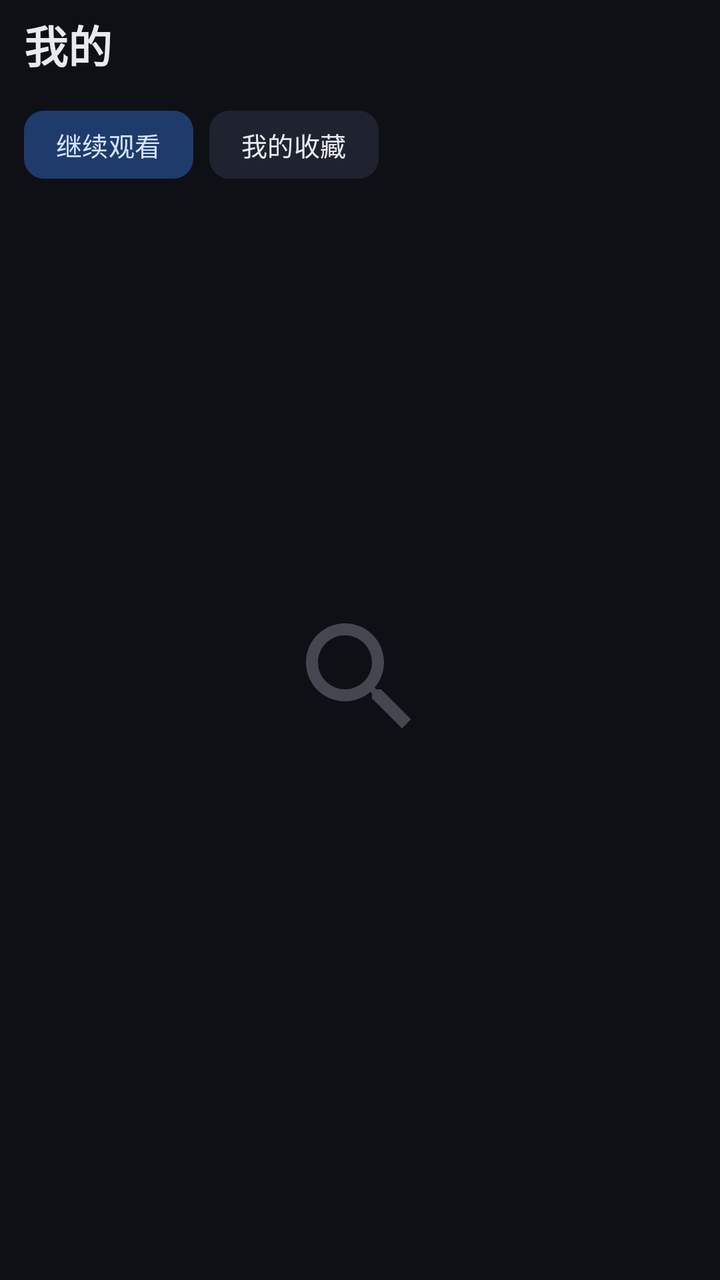
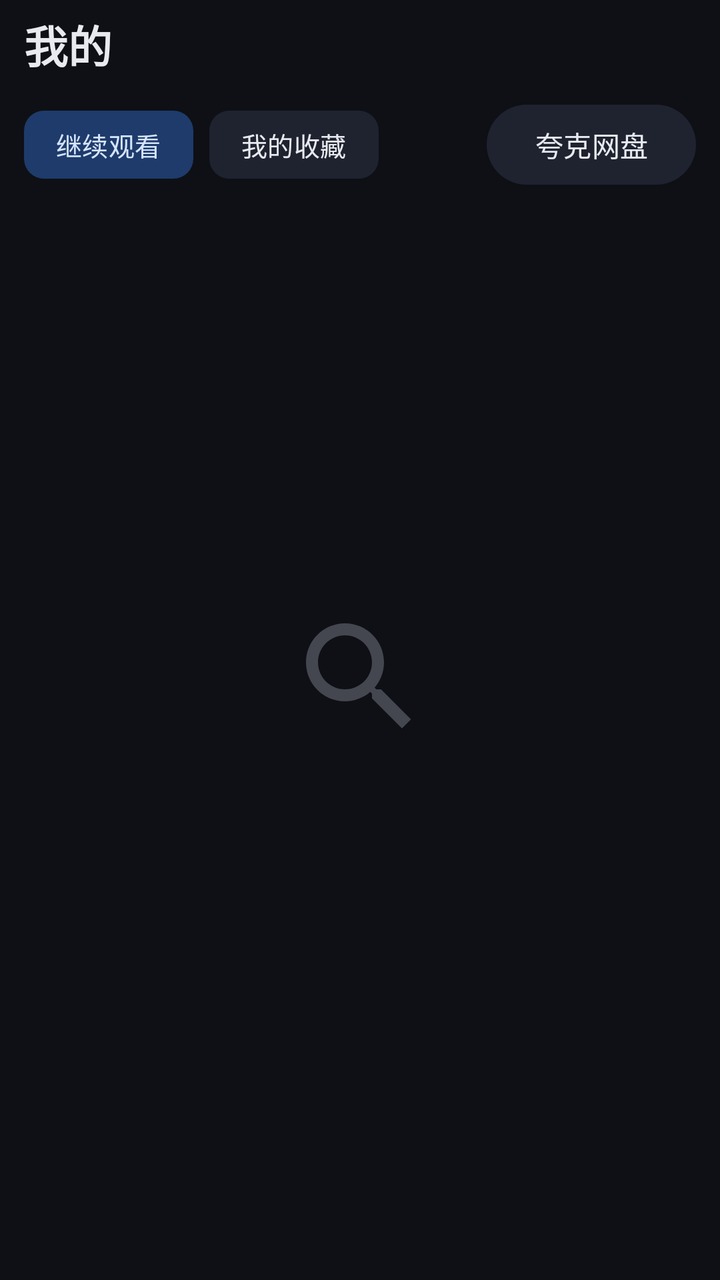

The first picture is an Android layout as it rendered before a commit; the second is the same layout after the commit. The layout source and the unified diff follow.
<!-- AndroidManifest.xml: application theme Theme.TvPlayer -->
<!-- res/layout/fragment_mine.xml -->
<?xml version="1.0" encoding="utf-8"?>
<LinearLayout xmlns:android="http://schemas.android.com/apk/res/android"
    xmlns:app="http://schemas.android.com/apk/res-auto"
    android:layout_width="match_parent"
    android:layout_height="match_parent"
    android:orientation="vertical"
    android:paddingStart="12dp"
    android:paddingTop="6dp"
    android:paddingEnd="12dp">

    <TextView
        android:layout_width="wrap_content"
        android:layout_height="wrap_content"
        android:text="@string/nav_mine"
        android:textAppearance="@style/TextAppearance.TvPlayer.Headline" />

    <com.google.android.material.chip.ChipGroup
        android:id="@+id/mode"
        android:layout_width="wrap_content"
        android:layout_height="wrap_content"
        android:layout_marginTop="10dp"
        app:selectionRequired="true"
        app:singleSelection="true">

        <com.google.android.material.chip.Chip
            android:id="@+id/chipHistory"
            style="@style/Widget.TvPlayer.Chip"
            android:layout_width="wrap_content"
            android:layout_height="wrap_content"
            android:checkable="true"
            android:checked="true"
            android:text="继续观看" />

        <com.google.android.material.chip.Chip
            android:id="@+id/chipFav"
            style="@style/Widget.TvPlayer.Chip"
            android:layout_width="wrap_content"
            android:layout_height="wrap_content"
            android:checkable="true"
            android:text="我的收藏" />

    </com.google.android.material.chip.ChipGroup>

    <FrameLayout
        android:layout_width="match_parent"
        android:layout_height="0dp"
        android:layout_marginTop="4dp"
        android:layout_weight="1">

        <androidx.recyclerview.widget.RecyclerView
        android:descendantFocusability="afterDescendants"
        android:focusable="false"
            android:id="@+id/list"
            android:layout_width="match_parent"
            android:layout_height="match_parent"
            android:clipToPadding="false"
            android:paddingStart="8dp"
            android:paddingTop="8dp"
            android:paddingEnd="8dp"
            android:paddingBottom="8dp" />

        <include
            android:id="@+id/empty"
            layout="@layout/view_empty" />

    </FrameLayout>

</LinearLayout>
<!-- res/layout/view_empty.xml (included above) -->
<?xml version="1.0" encoding="utf-8"?>
<LinearLayout xmlns:android="http://schemas.android.com/apk/res/android"
    android:layout_width="match_parent"
    android:layout_height="match_parent"
    android:gravity="center"
    android:orientation="vertical"
    android:padding="32dp">

    <ImageView
        android:id="@+id/emptyIcon"
        android:layout_width="72dp"
        android:layout_height="72dp"
        android:alpha="0.35"
        android:contentDescription="@null"
        android:src="@drawable/ic_search"
        app:tint="@color/on_surface_variant"
        xmlns:app="http://schemas.android.com/apk/res-auto" />

    <TextView
        android:id="@+id/emptyTitle"
        android:layout_width="wrap_content"
        android:layout_height="wrap_content"
        android:layout_marginTop="16dp"
        android:textAppearance="@style/TextAppearance.TvPlayer.ItemTitle" />

    <TextView
        android:id="@+id/emptySub"
        android:layout_width="wrap_content"
        android:layout_height="wrap_content"
        android:layout_marginTop="6dp"
        android:gravity="center"
        android:textAppearance="@style/TextAppearance.TvPlayer.Body"
        android:textColor="@color/on_surface_variant" />

</LinearLayout>
<!-- resources referenced by this layout -->
<resources>
  <color name="on_surface_variant">#A4ABBD</color>
  <!-- drawable ic_search (drawable) -->
  <?xml version="1.0" encoding="utf-8"?>
  <vector xmlns:android="http://schemas.android.com/apk/res/android"
      android:width="24dp"
      android:height="24dp"
      android:viewportWidth="24"
      android:viewportHeight="24"
      android:tint="?attr/colorControlNormal">
      <path
          android:fillColor="#FF000000"
          android:pathData="M15.5,14h-0.79l-0.28,-0.27C15.41,12.59 16,11.11 16,9.5 16,5.91 13.09,3 9.5,3S3,5.91 3,9.5 5.91,16 9.5,16c1.61,0 3.09,-0.59 4.23,-1.57l0.27,0.28v0.79l5,4.99L20.49,19l-4.99,-5zM9.5,14C7.01,14 5,11.99 5,9.5S7.01,5 9.5,5 14,7.01 14,9.5 11.99,14 9.5,14z" />
  </vector>
  <string name="nav_mine">我的</string>
  <style name="TextAppearance.TvPlayer.Body" parent="TextAppearance.Material3.BodyMedium">
          <item name="android:textSize">14sp</item>
          <item name="android:textColor">@color/on_surface</item>
      </style>
  <style name="TextAppearance.TvPlayer.Headline" parent="TextAppearance.Material3.TitleLarge">
          <item name="android:textSize">22sp</item>
          <item name="android:textStyle">bold</item>
          <item name="android:textColor">@color/on_surface</item>
      </style>
  <style name="TextAppearance.TvPlayer.ItemTitle" parent="TextAppearance.Material3.TitleMedium">
          <item name="android:textSize">16sp</item>
          <item name="android:textColor">@color/on_surface</item>
      </style>
  <color name="on_surface">#E8EAF0</color>
  <color name="accent">#6EA8FF</color>
  <color name="accent_container">#1E3B6B</color>
  <color name="surface_high">#1F2330</color>
  <color name="surface">#161923</color>
  <color name="surface_variant">#232837</color>
  <color name="outline">#363C50</color>
  <color name="bg">#0E1015</color>
  <style name="Widget.TvPlayer.Nav" parent="Widget.Material3.BottomNavigationView">
          <item name="backgroundTint">@color/surface</item>
          <item name="itemActiveIndicatorStyle">@style/Widget.TvPlayer.NavIndicator</item>
          <item name="elevation">0dp</item>
      </style>
  <style name="Widget.TvPlayer.NavRail" parent="Widget.Material3.NavigationRailView">
          <item name="backgroundTint">@color/surface</item>
          <item name="itemActiveIndicatorStyle">@style/Widget.TvPlayer.NavRailIndicator</item>
          <item name="itemIconTint">@color/nav_item</item>
          <item name="itemTextColor">@color/nav_item</item>
          <item name="elevation">0dp</item>
      </style>
  <style name="Animation.TvPlayer.Page" parent="@android:style/Animation.Activity">
          <item name="android:activityOpenEnterAnimation">@anim/page_enter</item>
          <item name="android:activityOpenExitAnimation">@anim/page_stay</item>
          <item name="android:activityCloseEnterAnimation">@anim/page_stay</item>
          <item name="android:activityCloseExitAnimation">@anim/page_exit</item>
      </style>
  <style name="Widget.TvPlayer.NavIndicator" parent="Widget.Material3.BottomNavigationView.ActiveIndicator">
          <item name="android:color">@color/accent_container</item>
      </style>
  <style name="Widget.TvPlayer.NavRailIndicator" parent="Widget.Material3.NavigationRailView.ActiveIndicator">
          <item name="android:color">@color/accent_container</item>
      </style>
  <!-- unchanged entries left out for length: 2 -->
</resources>

<!-- the commit's change to res/layout/fragment_mine.xml (unified diff, before → after) -->
@@ -14,32 +14,52 @@
         android:text="@string/nav_mine"
         android:textAppearance="@style/TextAppearance.TvPlayer.Headline" />
 
-    <com.google.android.material.chip.ChipGroup
-        android:id="@+id/mode"
-        android:layout_width="wrap_content"
+    <LinearLayout
+        android:layout_width="match_parent"
         android:layout_height="wrap_content"
         android:layout_marginTop="10dp"
-        app:selectionRequired="true"
-        app:singleSelection="true">
+        android:gravity="center_vertical"
+        android:orientation="horizontal">
 
-        <com.google.android.material.chip.Chip
-            android:id="@+id/chipHistory"
-            style="@style/Widget.TvPlayer.Chip"
+        <com.google.android.material.chip.ChipGroup
+            android:id="@+id/mode"
             android:layout_width="wrap_content"
             android:layout_height="wrap_content"
-            android:checkable="true"
-            android:checked="true"
-            android:text="继续观看" />
+            app:selectionRequired="true"
+            app:singleSelection="true">
 
-        <com.google.android.material.chip.Chip
-            android:id="@+id/chipFav"
-            style="@style/Widget.TvPlayer.Chip"
+            <com.google.android.material.chip.Chip
+                android:id="@+id/chipHistory"
+                style="@style/Widget.TvPlayer.Chip"
+                android:layout_width="wrap_content"
+                android:layout_height="wrap_content"
+                android:checkable="true"
+                android:checked="true"
+                android:text="继续观看" />
+
+            <com.google.android.material.chip.Chip
+                android:id="@+id/chipFav"
+                style="@style/Widget.TvPlayer.Chip"
+                android:layout_width="wrap_content"
+                android:layout_height="wrap_content"
+                android:checkable="true"
+                android:text="我的收藏" />
+
+        </com.google.android.material.chip.ChipGroup>
+
+        <Space
+            android:layout_width="0dp"
+            android:layout_height="1dp"
+            android:layout_weight="1" />
+
+        <com.google.android.material.button.MaterialButton
+            android:id="@+id/panButton"
+            style="@style/Widget.TvPlayer.TonalButton"
             android:layout_width="wrap_content"
             android:layout_height="wrap_content"
-            android:checkable="true"
-            android:text="我的收藏" />
+            android:text="夸克网盘" />
 
-    </com.google.android.material.chip.ChipGroup>
+    </LinearLayout>
 
     <FrameLayout
         android:layout_width="match_parent"
<!-- resource entries referenced after the edit -->
@@ -26,6 +26,10 @@
   <style name="TextAppearance.TvPlayer.ItemTitle" parent="TextAppearance.Material3.TitleMedium">
           <item name="android:textSize">16sp</item>
           <item name="android:textColor">@color/on_surface</item>
+      </style>
+  <style name="Widget.TvPlayer.TonalButton" parent="Widget.Material3.Button.TonalButton">
+          <item name="strokeColor">@color/focus_stroke</item>
+          <item name="strokeWidth">2dp</item>
       </style>
   <color name="on_surface">#E8EAF0</color>
   <color name="accent">#6EA8FF</color>
